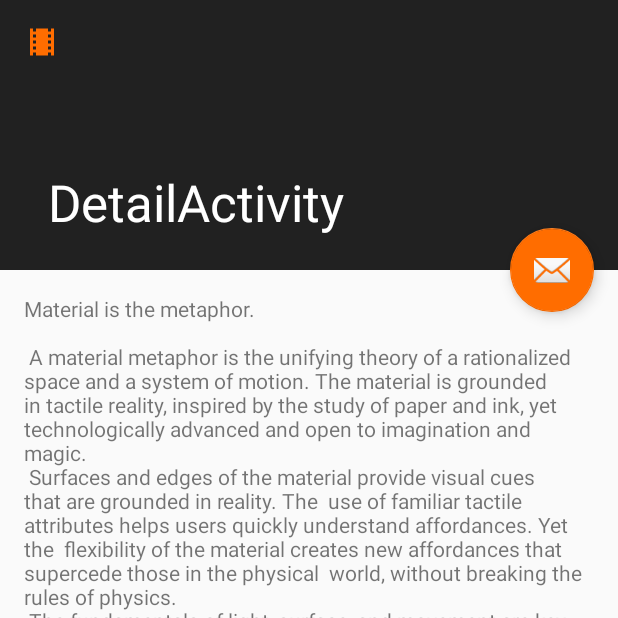
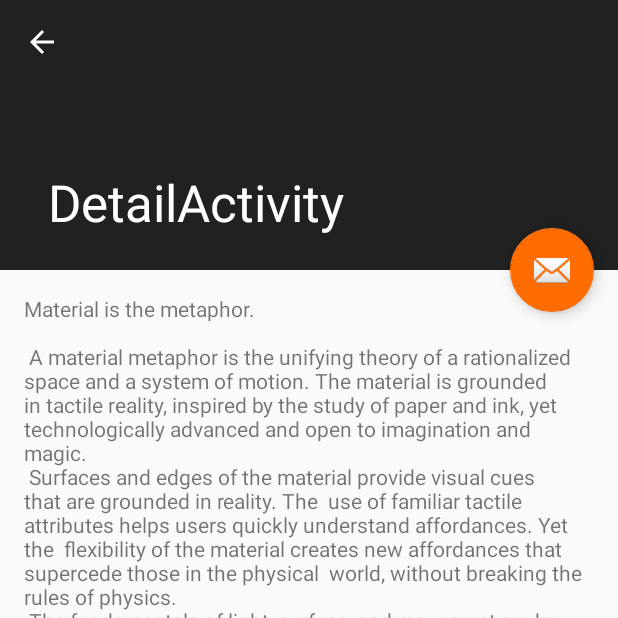
Before and after one commit to Schadenfeude/pop-movies-app, an Android app: the DetailActivity screen opened directly, with no data from a screen before it, on a phone screen of 412 x 824 dp, the top half of it. Run offline under Robolectric (Android 15) with nearby library versions, the phone set to English and light mode, and no system bars; our stand-ins replace ButterKnife, RxJava; network calls fail.

Commit message:
Added back icon to Detail Activity

```diff
--- /dev/null
+++ b/app/src/main/res/drawable-anydpi/ic_arrow_back.xml
@@ -0,0 +1,9 @@
+<vector xmlns:android="http://schemas.android.com/apk/res/android"
+        android:width="24dp"
+        android:height="24dp"
+        android:viewportWidth="24.0"
+        android:viewportHeight="24.0">
+    <path
+        android:fillColor="#FFFFFF"
+        android:pathData="M20,11H7.83l5.59,-5.59L12,4l-8,8 8,8 1.41,-1.41L7.83,13H20v-2z"/>
+</vector>
--- a/app/src/main/res/layout/activity_detail.xml
+++ b/app/src/main/res/layout/activity_detail.xml
@@ -28,7 +28,7 @@
                     android:id="@+id/toolbar"
                     android:layout_height="?attr/actionBarSize"
                     android:layout_width="match_parent"
-                    app:navigationIcon="@drawable/ic_theaters"
+                    app:navigationIcon="@drawable/ic_arrow_back"
                     app:layout_collapseMode="pin"
                     app:popupTheme="@style/AppTheme.PopupOverlay"/>
 
```
